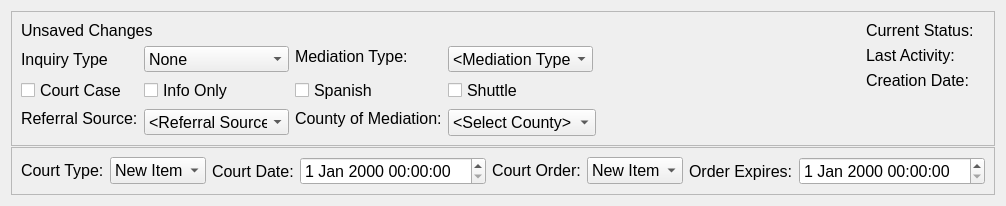
Qt form drc/gui/mediationprocessstatusform.ui (lansdon/cpts483_drc) before a commit.
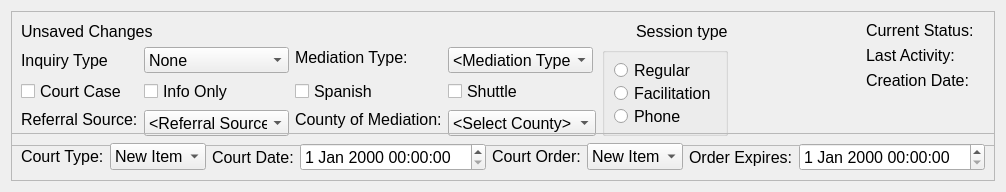
The same form after that commit.

Commit message: session type added to GUI

The edit to the form file:
```diff
--- a/drc/gui/mediationprocessstatusform.ui
+++ b/drc/gui/mediationprocessstatusform.ui
@@ -7,7 +7,7 @@
     <x>0</x>
     <y>0</y>
     <width>1003</width>
-    <height>206</height>
+    <height>192</height>
    </rect>
   </property>
   <property name="sizePolicy">
@@ -36,7 +36,7 @@
   <property name="windowTitle">
    <string>Form</string>
   </property>
-  <layout class="QVBoxLayout" name="verticalLayout_2">
+  <layout class="QVBoxLayout" name="verticalLayout_3">
    <item>
     <widget class="QFrame" name="summaryFrame">
      <property name="sizePolicy">
@@ -67,6 +67,8 @@
       <item>
        <layout class="QVBoxLayout" name="verticalLayout">
         <item>
+         <layout class="QHBoxLayout" name="horizontalLayout_4">
+          <item>
          <widget class="QLabel" name="saveStatusLabel">
           <property name="sizePolicy">
            <sizepolicy hsizetype="Preferred" vsizetype="Fixed">
@@ -89,6 +91,28 @@
          </widget>
         </item>
         <item>
+           <spacer name="horizontalSpacer_2">
+            <property name="orientation">
+             <enum>Qt::Horizontal</enum>
+            </property>
+            <property name="sizeHint" stdset="0">
+             <size>
+              <width>40</width>
+              <height>20</height>
+             </size>
+            </property>
+           </spacer>
+          </item>
+          <item>
+           <widget class="QLabel" name="label_2">
+            <property name="text">
+             <string>Session type</string>
+            </property>
+           </widget>
+          </item>
+         </layout>
+        </item>
+        <item>
          <layout class="QHBoxLayout" name="horizontalLayout_3">
           <item>
            <layout class="QFormLayout" name="inquiryLayout">
@@ -466,6 +490,36 @@
             </item>
            </layout>
           </item>
+          <item>
+           <widget class="QGroupBox" name="groupBox">
+            <property name="title">
+             <string/>
+            </property>
+            <layout class="QVBoxLayout" name="verticalLayout_2">
+             <item>
+              <widget class="QRadioButton" name="regularRadioButton">
+               <property name="text">
+                <string>Regular</string>
+               </property>
+              </widget>
+             </item>
+             <item>
+              <widget class="QRadioButton" name="facilitationRadioButton">
+               <property name="text">
+                <string>Facilitation</string>
+               </property>
+              </widget>
+             </item>
+             <item>
+              <widget class="QRadioButton" name="phoneRadioButton">
+               <property name="text">
+                <string>Phone</string>
+               </property>
+              </widget>
+             </item>
+            </layout>
+           </widget>
+          </item>
          </layout>
         </item>
        </layout>
```
Lines whose indentation alone changed are shown as unchanged. The commit also changes 2 other files.
